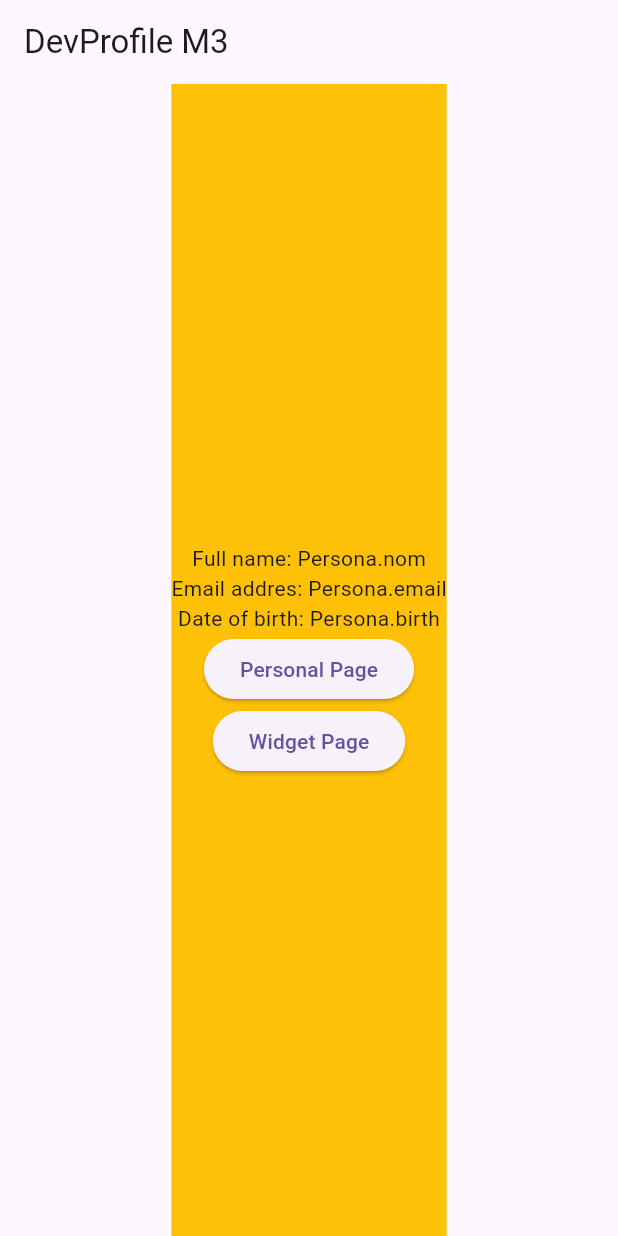
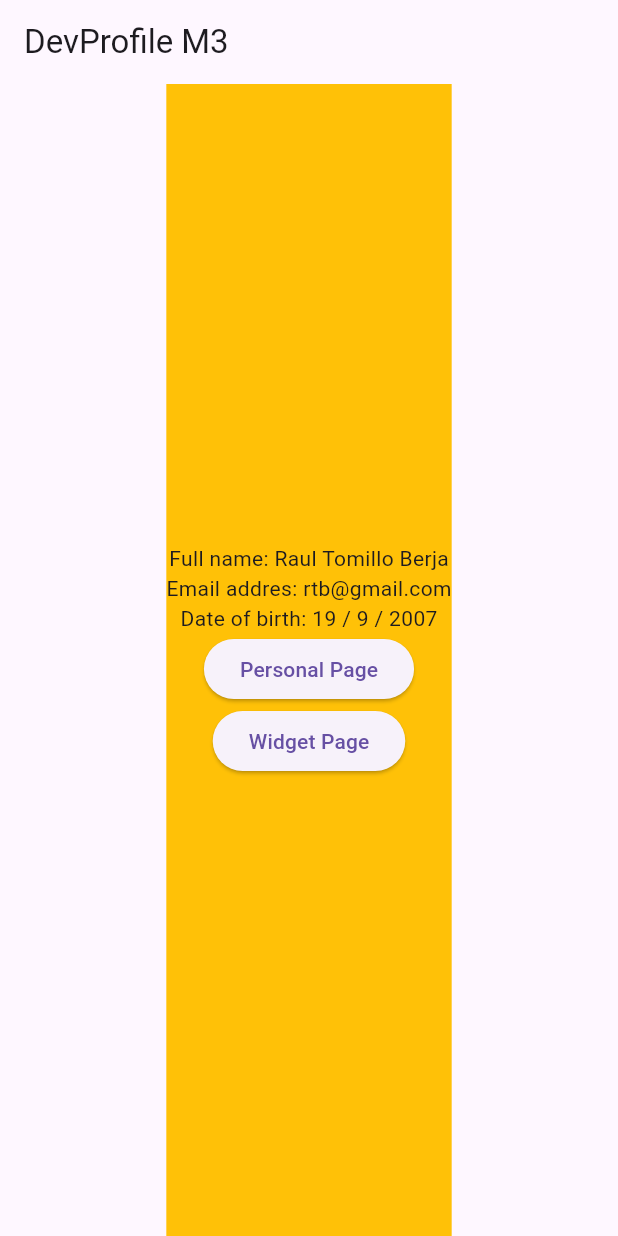
Before and after one commit to francesccapllonchPauCasesNoves/projecte2, a Flutter app: the screen it shows after launch, on a phone screen of 412 x 824 dp. Run offline on Flutter 3.47's test engine with Material 3 defaults, Android fonts, the phone set to English and light mode, and no system bars.

Commit message:
feat(home_screen): creacio de rutes per home_screen

```diff
--- a/lib/main.dart
+++ b/lib/main.dart
@@ -1,6 +1,8 @@
 
 import 'package:flutter/material.dart';
 import 'package:projecte2/screens/home_screen.dart';
+import 'package:projecte2/screens/personal_screen.dart';
+import 'package:projecte2/screens/widget_screen.dart';
 
 void main() => runApp(MyApp());
 
@@ -16,6 +18,8 @@ class MyApp extends StatelessWidget {
       ),
       routes: {
         '/': (context) => HomeScreen(),
+        '/personal':(context) => PersonalScreen(),
+        '/widget': (context) => WidgetScreen()
 
       },
       initialRoute: '/',
--- /dev/null
+++ b/lib/models/persona.dart
@@ -0,0 +1,29 @@
+
+class Persona {
+
+  late String name,email;
+  late DateTime date;
+
+
+
+
+  Persona(){
+    this.name = 'Raul Tomillo Berja';
+    this.email = 'rtb@gmail.com';
+    this.date = DateTime(2007,09,19);
+  }
+
+
+  String getName() => name;
+  String getEmail() => email;
+  String getDate(){
+    return (date.day.toString()+' / '+date.month.toString()+' / '+date.year.toString());
+  }
+
+
+  @override
+  String toString() {
+    // TODO: implement toString
+    return super.toString();
+  }
+}
--- a/lib/screens/home_screen.dart
+++ b/lib/screens/home_screen.dart
@@ -1,6 +1,7 @@
 //He realitzat un statefull widget ja que aquest wiget anira cambiant perque va desplagant informacio actualitzada
 
 import 'package:flutter/material.dart';
+import 'package:projecte2/models/persona.dart';
 
 
 class HomeScreen extends StatefulWidget {
@@ -11,7 +12,7 @@ class HomeScreen extends StatefulWidget {
 }
 
 class _HomeScreenState extends State<HomeScreen> {
-
+Persona persona = new Persona();
 
   @override
   Widget build(BuildContext context) {
@@ -25,13 +26,18 @@ class _HomeScreenState extends State<HomeScreen> {
             child: Column(
               mainAxisAlignment: MainAxisAlignment.center,
               children: [
-                Text('Full name: '+ 'Persona.nom'),
-                Text('Email addres: '+ 'Persona.email'),
-                Text('Date of birth: '+ 'Persona.birth'),
+                Text('Full name: '+ persona.getName()),
+                Text('Email addres: '+ persona.getEmail()),
+                Text('Date of birth: '+ persona.getDate()),
+
                 ElevatedButton(onPressed: (){
+                  Navigator.of(context).pushNamed('/personal');
+                }, child: Text('Personal Page')),
 
-                }, child: Text('Personal Page')),
-                ElevatedButton(onPressed: (){}, child: Text('Widget Page'))
+                ElevatedButton(onPressed: (){
+                  Navigator.of(context).pushNamed('/widget');
+                },
+                child: Text('Widget Page'))
               ],
             ),
           ),
```
Also changed, not shown: lib/screens/personal_screen.dart (added, +19 -0 lines), lib/screens/widget_screen.dart (added, +19 -0 lines).
